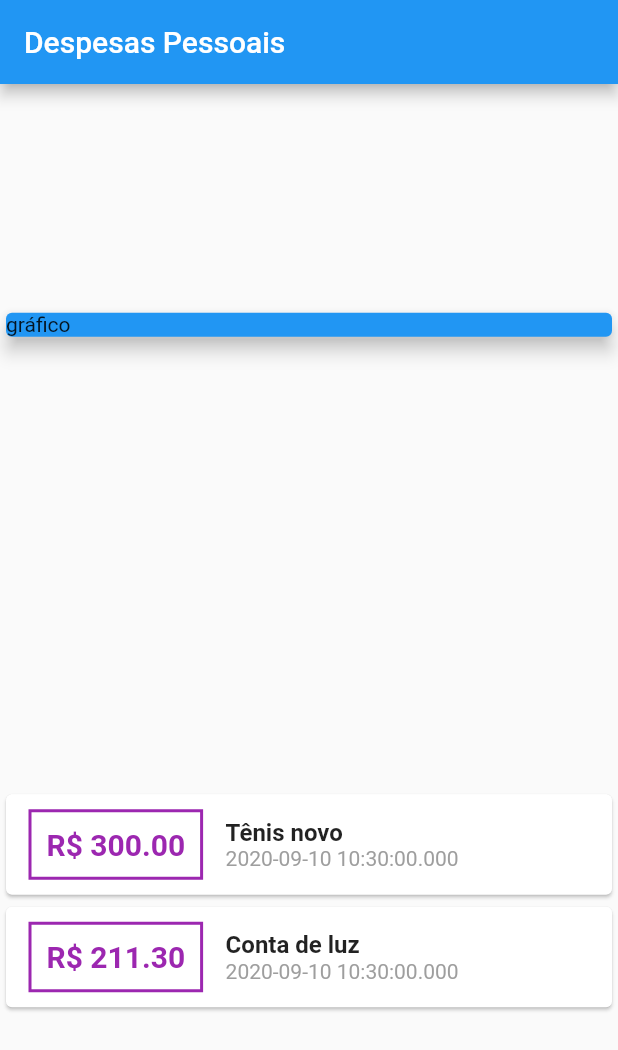
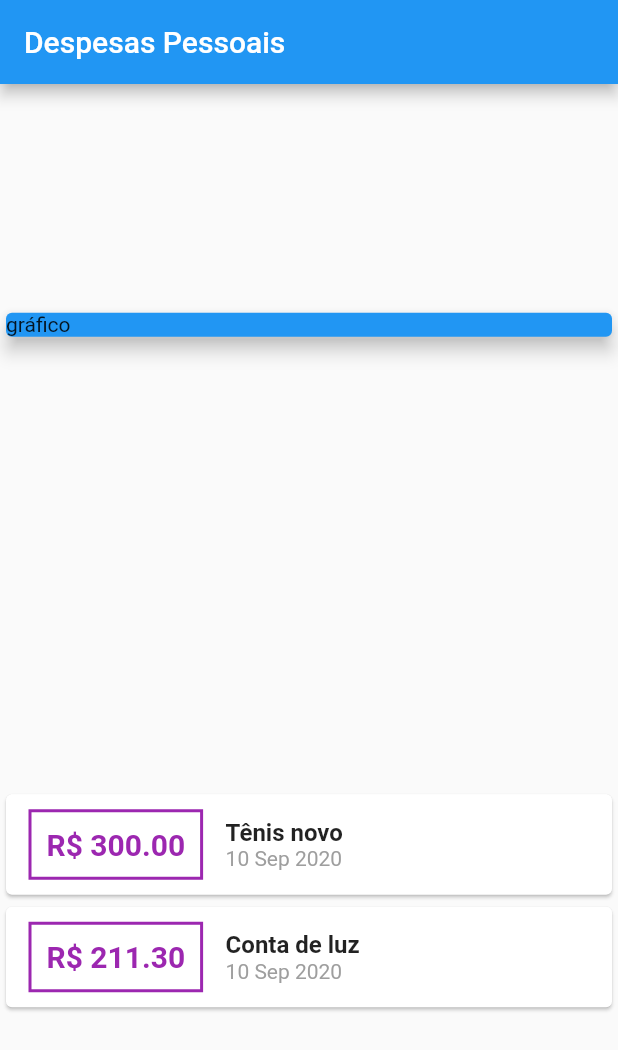
Before and after one commit to italosilva07/Udemy-Flutter-Cod3rCursosOnline-App_Despesas_Pessoais, a Flutter app: the screen it shows after launch, on a phone screen of 412 x 824 dp. Shown: the top 1050 px of the screen. Run offline on Flutter 3.47's test engine with Material 2 defaults, Android fonts, the phone set to English and light mode, and no system bars.

```diff
--- a/lib/main.dart
+++ b/lib/main.dart
@@ -1,5 +1,6 @@
 import 'models/transaction.dart';
 import 'package:flutter/material.dart';
+import 'package:intl/intl.dart';
 
 void main() => runApp(ExpensesApp());
 
@@ -80,7 +81,7 @@ class MyHomePage extends StatelessWidget {
                                 ),
                               ),
                               Text(
-                                tr.date.toString(),
+                                DateFormat('d MMM y').format(tr.date),
                                 style: TextStyle(
                                   color: Colors.grey,
                                 ),
```
Also changed, not shown: pubspec.yaml (+2 -7 lines), pubspec.lock.
